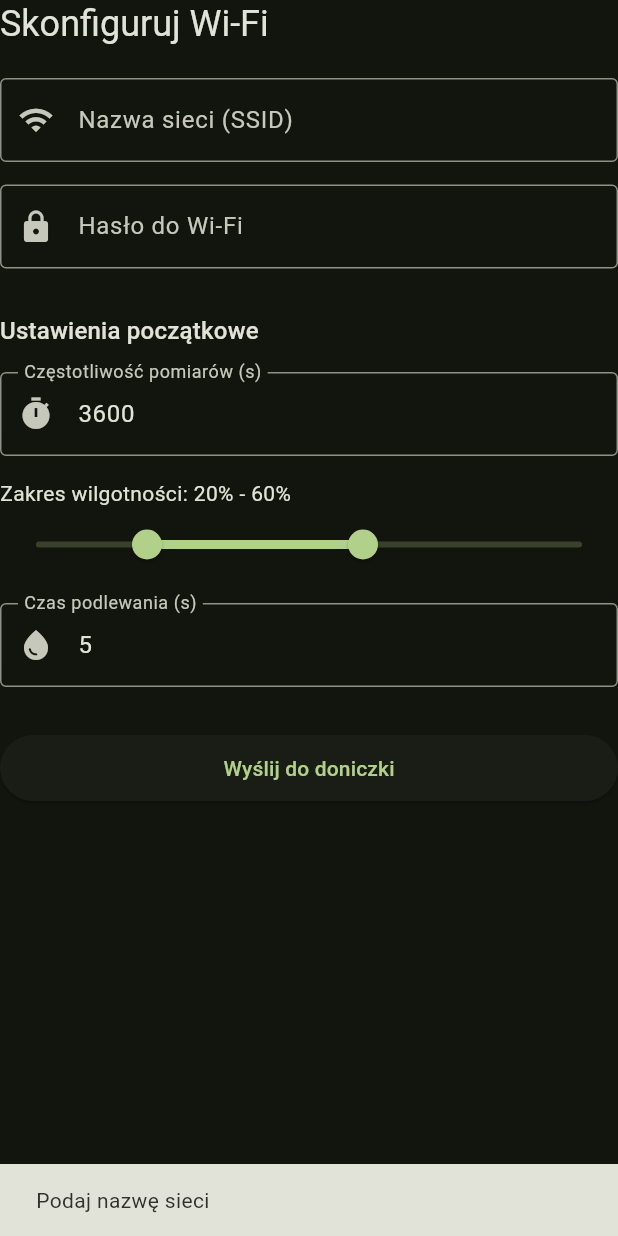
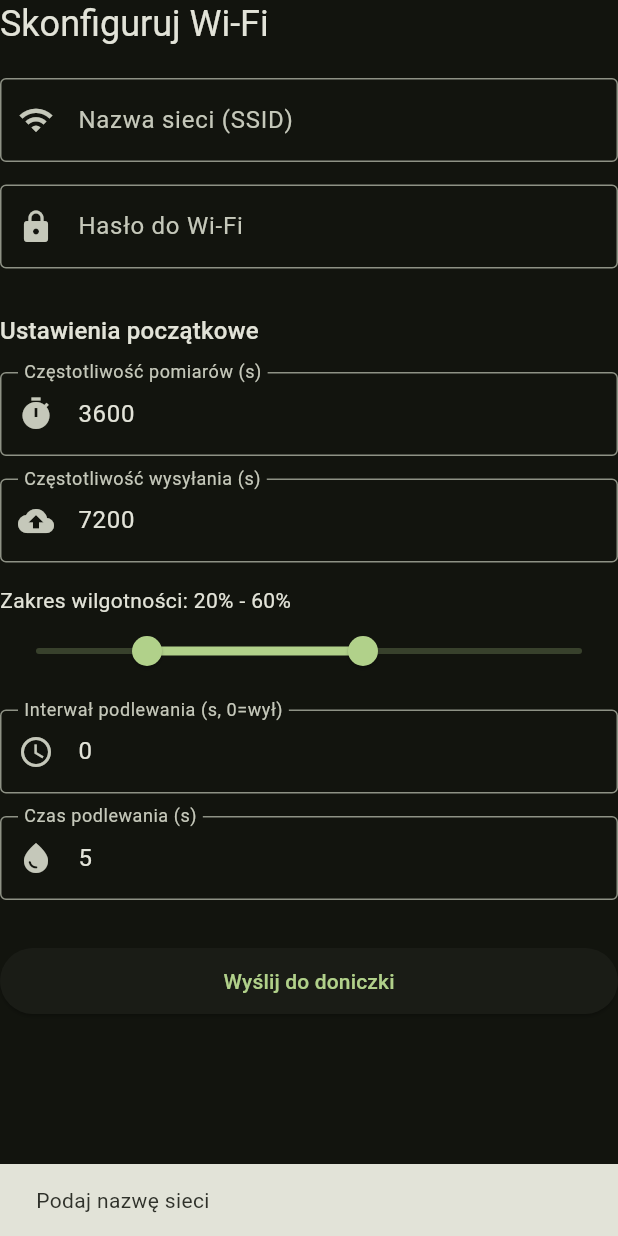
Before and after one commit to AGH2025-26-IoT-Smart-Doniczka/smart-pot, a Flutter app: the WifiForm widget shown alone on an empty page, opened directly with empty values, after a tap on "Wyślij do doniczki", on a phone screen of 412 x 824 dp. Run offline on Flutter 3.47's test engine with Material 3 defaults, Android fonts, the phone set to English and light mode, and no system bars; our stand-ins replace device_info_plus, fl_chart, flutter_blue_plus, flutter_secure_storage, permission_handler, web; missing offline and left inert: dart:js_util; accounts and stored records are empty.

Commit message:
częstotliwosc conifig

```diff
--- a/mobile/lib/screens/pairing/wifi_form.dart
+++ b/mobile/lib/screens/pairing/wifi_form.dart
@@ -15,6 +15,8 @@ class _WifiFormState extends State<WifiForm> {
   final _passController = TextEditingController();
 
   final _measureIntervalController = TextEditingController(text: "3600");
+  final _sendIntervalController = TextEditingController(text: "7200");
+  final _wateringIntervalController = TextEditingController(text: "0");
   final _wateringDurationController = TextEditingController(text: "5");
   RangeValues _moistureRange = const RangeValues(20, 60);
 
@@ -60,6 +62,17 @@ class _WifiFormState extends State<WifiForm> {
           ),
           SizedBox(height: 15),
 
+          TextField(
+            controller: _sendIntervalController,
+             keyboardType: TextInputType.number,
+            decoration: InputDecoration(
+              labelText: "Częstotliwość wysyłania (s)",
+              border: OutlineInputBorder(),
+              prefixIcon: Icon(Icons.cloud_upload),
+            ),
+          ),
+          SizedBox(height: 15),
+
           Text("Zakres wilgotności: ${_moistureRange.start.round()}% - ${_moistureRange.end.round()}%"),
           RangeSlider(
             values: _moistureRange,
@@ -75,6 +88,17 @@ class _WifiFormState extends State<WifiForm> {
                 _moistureRange = values;
               });
             },
+          ),
+          SizedBox(height: 15),
+
+          TextField(
+            controller: _wateringIntervalController,
+             keyboardType: TextInputType.number,
+            decoration: InputDecoration(
+              labelText: "Interwał podlewania (s, 0=wył)",
+              border: OutlineInputBorder(),
+              prefixIcon: Icon(Icons.schedule),
+            ),
           ),
           SizedBox(height: 15),
 
@@ -116,6 +140,18 @@ class _WifiFormState extends State<WifiForm> {
       return;
     }
 
+    final int? sendInterval = int.tryParse(_sendIntervalController.text);
+    if (sendInterval == null || sendInterval < 0) {
+      ScaffoldMessenger.of(context).showSnackBar(SnackBar(content: Text("Błędny czas wysyłania")));
+      return;
+    }
+
+    final int? wateringInterval = int.tryParse(_wateringIntervalController.text);
+    if (wateringInterval == null || wateringInterval < 0) {
+       ScaffoldMessenger.of(context).showSnackBar(SnackBar(content: Text("Błędny interwał podlewania")));
+       return;
+    }
+
     final int? wateringDuration = int.tryParse(_wateringDurationController.text);
     if (wateringDuration == null || wateringDuration < 0) {
        ScaffoldMessenger.of(context).showSnackBar(SnackBar(content: Text("Błędny czas podlewania")));
@@ -126,9 +162,9 @@ class _WifiFormState extends State<WifiForm> {
       "mes": measureInterval,
       "moi": [_moistureRange.start.round(), _moistureRange.end.round()],
       "wat": wateringDuration,
-      "sen": 7200,
+      "sen": sendInterval,
       "lux": 1,
-      "wai": 0, // Disabled by default for setup? Or maybe give a default. User requested specific fields.
+      "wai": wateringInterval,
     };
 
     widget.onSubmit(_ssidController.text, _passController.text, config);
```
